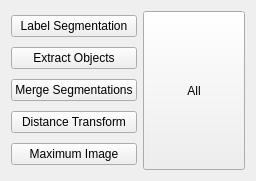
Before: the Qt Designer form ilastik/applets/objectExtractionMultiClass/drawer.ui in ilastik/ilastik, drawn with Qt 5.
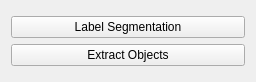
After: the same form once the commit is applied.

Commit message: fixed bugs caused by adoption to latest api: made sure to setup all output slots; made trackingGui a layerViewerGui; made object extraction operators handle multi channel input images (handling each channel separately); now having one lane for all channels of the input image rather than splitting the input image up into object extraction for background and for division

Patch:
```diff
--- a/ilastik/applets/objectExtractionMultiClass/drawer.ui
+++ b/ilastik/applets/objectExtractionMultiClass/drawer.ui
@@ -7,7 +7,7 @@
     <x>0</x>
     <y>0</y>
     <width>256</width>
-    <height>181</height>
+    <height>82</height>
    </rect>
   </property>
   <property name="sizePolicy">
@@ -50,44 +50,6 @@
         <widget class="QPushButton" name="extractObjectsButton">
          <property name="text">
           <string>Extract Objects</string>
-         </property>
-        </widget>
-       </item>
-       <item>
-        <widget class="QPushButton" name="mergeSegmentationsButton">
-         <property name="text">
-          <string>Merge Segmentations</string>
-         </property>
-        </widget>
-       </item>
-       <item>
-        <widget class="QPushButton" name="distanceTransformButton">
-         <property name="text">
-          <string>Distance Transform</string>
-         </property>
-        </widget>
-       </item>
-       <item>
-        <widget class="QPushButton" name="maximumImageButton">
-         <property name="text">
-          <string>Maximum Image</string>
-         </property>
-        </widget>
-       </item>
-      </layout>
-     </item>
-     <item>
-      <layout class="QHBoxLayout" name="horizontalLayout">
-       <item>
-        <widget class="QPushButton" name="doAllButton">
-         <property name="sizePolicy">
-          <sizepolicy hsizetype="Minimum" vsizetype="Expanding">
-           <horstretch>0</horstretch>
-           <verstretch>0</verstretch>
-          </sizepolicy>
-         </property>
-         <property name="text">
-          <string>All</string>
          </property>
         </widget>
        </item>
```
The commit also changes 16 other files.
